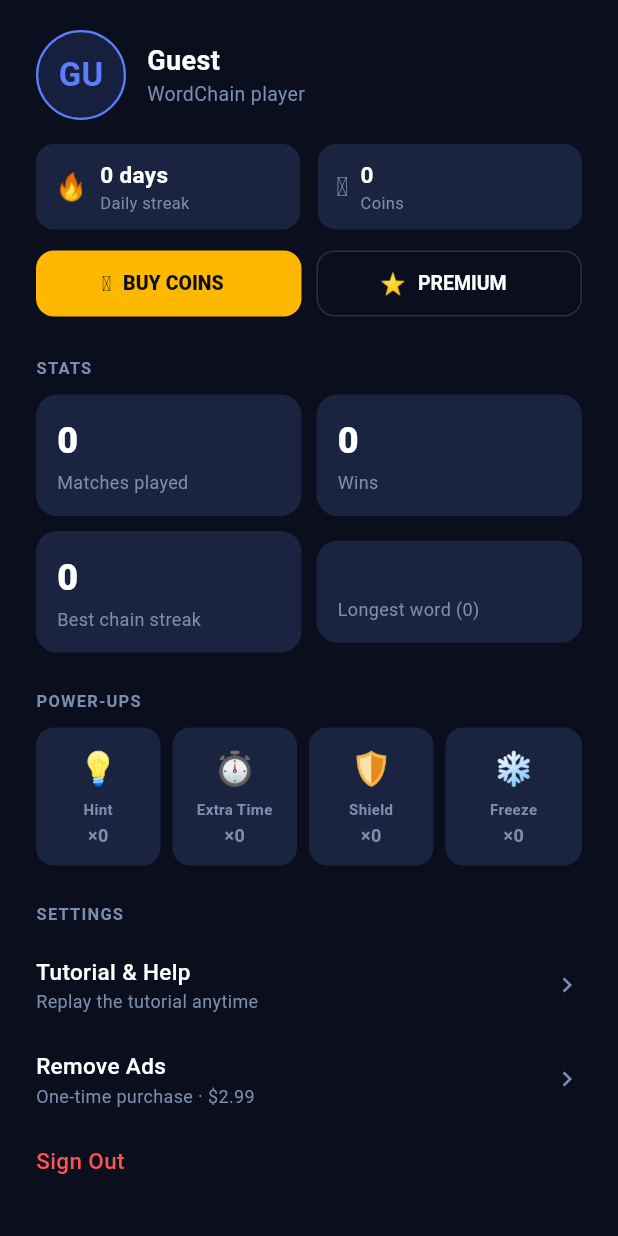
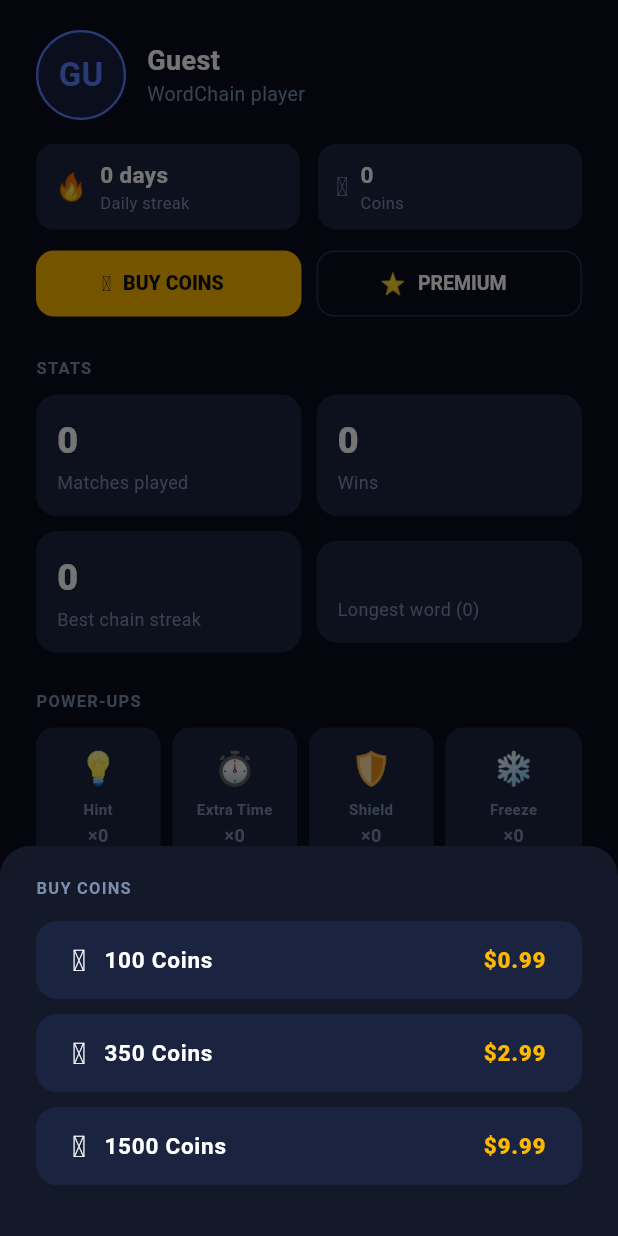
Before and after one commit to amirabbasataei/snap-word, a Flutter app: the _LoadedView widget shown alone on an empty page, opened directly with empty values, after a tap on "BUY COINS", on a phone screen of 412 x 824 dp. Run offline on Flutter 3.47's test engine with Material 3 defaults, Android fonts, the phone set to English and light mode, and no system bars; our stand-ins replace dio, drift, drift_flutter, equatable, firebase_core, firebase_messaging and 6 more; accounts and stored records are empty; generated files the repository leaves out were written again; statements that could not run were skipped; project files that could hold a hidden picture were left out.

Commit message:
phase 16: monetization hooks & final wiring
- Flutter MonetizationService abstract class + MockMonetizationService with
  showRewardedAd, showInterstitialAd, getProducts, purchase, spendCoins, awardCoins
- Register MockMonetizationService as lazy singleton in get_it DI
- Game-over screen: ad/coin continue validated through MonetizationService before
  dispatching ContinueRequested; insufficient-coins snackbar on spend failure
- Game-over "Back to Home" triggers showInterstitialAd (not on continue path)
- Profile screen: Buy Coins bottom sheet with $0.99/$2.99/$9.99 bundles;
  Premium and Remove Ads wired to purchase(); success/fail snackbar feedback
- Backend service/monetization.go: AwardCoins, SpendCoins, ValidateReceipt (stub)
- repository/user.go: SpendCoins atomic UPDATE WHERE coins >= amount

Co-Authored-By: Claude Sonnet 4.6 <noreply@anthropic.com>

```diff
--- a/client/lib/core/di/injection.dart
+++ b/client/lib/core/di/injection.dart
@@ -4,6 +4,7 @@ import 'package:wordchain/core/database/app_database.dart';
 import 'package:wordchain/core/network/dio_client.dart';
 import 'package:wordchain/core/services/dictionary_service.dart';
 import 'package:wordchain/core/services/notification_service.dart';
+import 'package:wordchain/core/services/monetization_service.dart';
 import 'package:wordchain/core/services/share_service.dart';
 import 'package:wordchain/core/services/sync_service.dart';
 import 'package:wordchain/core/services/websocket_service.dart';
@@ -49,6 +50,9 @@ Future<void> configureDependencies(DictionaryService dictionaryService) async {
     () => NotificationService(getIt<DioClient>().dio),
   );
   getIt.registerLazySingleton<ShareService>(() => ShareService());
+  getIt.registerLazySingleton<MonetizationService>(
+    () => MockMonetizationService(initialCoins: 100),
+  );
   getIt.registerLazySingleton<SyncService>(
     () => SyncService(
       prefs: getIt<SharedPreferences>(),
--- /dev/null
+++ b/client/lib/core/services/monetization_service.dart
@@ -0,0 +1,135 @@
+abstract class MonetizationService {
+  int get coinBalance;
+
+  /// Returns true if the user watched the full ad.
+  Future<bool> showRewardedAd();
+
+  /// Shows an interstitial ad between sessions (no-op in mock).
+  Future<void> showInterstitialAd();
+
+  Future<List<Product>> getProducts();
+  Future<PurchaseResult> purchase(String productId);
+
+  /// Deducts [amount] from the local coin balance. Returns false if insufficient.
+  bool spendCoins(int amount);
+
+  void awardCoins(int amount);
+}
+
+enum ProductType { coins, removeAds, premium }
+
+class Product {
+  final String id;
+  final String title;
+  final String price;
+  final ProductType type;
+  final int? coinsAwarded;
+
+  const Product({
+    required this.id,
+    required this.title,
+    required this.price,
+    required this.type,
+    this.coinsAwarded,
+  });
+}
+
+enum PurchaseStatus { success, failed, cancelled }
+
+class PurchaseResult {
+  final PurchaseStatus status;
+  final String? error;
+
+  const PurchaseResult({required this.status, this.error});
+}
+
+/// Mock implementation — swap for AdMob + RevenueCat in production.
+class MockMonetizationService implements MonetizationService {
+  int _coins;
+
+  MockMonetizationService({int initialCoins = 100}) : _coins = initialCoins;
+
+  @override
+  int get coinBalance => _coins;
+
+  @override
+  Future<bool> showRewardedAd() async {
+    // Always succeeds in mock; real implementation shows an AdMob rewarded ad.
+    await Future.delayed(const Duration(milliseconds: 500));
+    return true;
+  }
+
+  @override
+  Future<void> showInterstitialAd() async {
+    // No-op in mock; real implementation shows an AdMob interstitial.
+    await Future.delayed(const Duration(milliseconds: 200));
+  }
+
+  @override
+  Future<List<Product>> getProducts() async {
+    return const [
+      Product(
+        id: 'coins_099',
+        title: '100 Coins',
+        price: '\$0.99',
+        type: ProductType.coins,
+        coinsAwarded: 100,
+      ),
+      Product(
+        id: 'coins_299',
+        title: '350 Coins',
+        price: '\$2.99',
+        type: ProductType.coins,
+        coinsAwarded: 350,
+      ),
+      Product(
+        id: 'coins_999',
+        title: '1500 Coins',
+        price: '\$9.99',
+        type: ProductType.coins,
+        coinsAwarded: 1500,
+      ),
+      Product(
+        id: 'remove_ads',
+        title: 'Remove Ads',
+        price: '\$2.99',
+        type: ProductType.removeAds,
+      ),
+      Product(
+        id: 'premium_monthly',
+        title: 'Premium — no ads + 200 coins/week',
+        price: '\$3.99/mo',
+        type: ProductType.premium,
+      ),
+    ];
+  }
+
+  @override
+  Future<PurchaseResult> purchase(String productId) async {
+    await Future.delayed(const Duration(milliseconds: 300));
+    final products = await getProducts();
+    final product = products.where((p) => p.id == productId).firstOrNull;
+    if (product == null) {
+      return const PurchaseResult(
+        status: PurchaseStatus.failed,
+        error: 'Product not found',
+      );
+    }
+    if (product.type == ProductType.coins && product.coinsAwarded != null) {
+      awardCoins(product.coinsAwarded!);
+    }
+    return const PurchaseResult(status: PurchaseStatus.success);
+  }
+
+  @override
+  bool spendCoins(int amount) {
+    if (_coins < amount) return false;
+    _coins -= amount;
+    return true;
+  }
+
+  @override
+  void awardCoins(int amount) {
+    _coins += amount;
+  }
+}
--- a/client/lib/features/profile/view/profile_screen.dart
+++ b/client/lib/features/profile/view/profile_screen.dart
@@ -3,6 +3,7 @@ import 'package:flutter_bloc/flutter_bloc.dart';
 import 'package:go_router/go_router.dart';
 import 'package:shared_preferences/shared_preferences.dart';
 import 'package:wordchain/core/di/injection.dart';
+import 'package:wordchain/core/services/monetization_service.dart';
 import 'package:wordchain/core/theme/app_theme.dart';
 import 'package:wordchain/features/auth/cubit/auth_cubit.dart';
 import 'package:wordchain/features/profile/cubit/profile_cubit.dart';
@@ -67,6 +68,32 @@ class _LoadedView extends StatelessWidget {
 
   const _LoadedView({required this.state});
 
+  void _showBuyCoinsSheet(BuildContext context) {
+    showModalBottomSheet<void>(
+      context: context,
+      backgroundColor: AppColors.surface,
+      shape: const RoundedRectangleBorder(
+        borderRadius: BorderRadius.vertical(top: Radius.circular(20)),
+      ),
+      builder: (_) => _BuyCoinsSheet(
+        onPurchase: (productId) => _purchaseProduct(context, productId),
+      ),
+    );
+  }
+
+  void _purchaseProduct(BuildContext context, String productId) async {
+    final monetization = getIt<MonetizationService>();
+    final result = await monetization.purchase(productId);
+    if (!context.mounted) return;
+    final msg = switch (result.status) {
+      PurchaseStatus.success => 'Purchase successful!',
+      PurchaseStatus.cancelled => 'Purchase cancelled.',
+      PurchaseStatus.failed => result.error ?? 'Purchase failed.',
+    };
+    ScaffoldMessenger.of(context)
+        .showSnackBar(SnackBar(content: Text(msg)));
+  }
+
   String _username(BuildContext context) {
     final auth = getIt<AuthCubit>().state;
     if (auth is AuthAuthenticated) return auth.username;
@@ -118,7 +145,7 @@ class _LoadedView extends StatelessWidget {
                 child: ElevatedButton.icon(
                   icon: const Text('🪙', style: TextStyle(fontSize: 14)),
                   label: const Text('BUY COINS'),
-                  onPressed: () {},
+                  onPressed: () => _showBuyCoinsSheet(context),
                   style: ElevatedButton.styleFrom(
                     backgroundColor: AppColors.secondary,
                     foregroundColor: AppColors.background,
@@ -135,7 +162,7 @@ class _LoadedView extends StatelessWidget {
                 child: OutlinedButton.icon(
                   icon: const Text('⭐', style: TextStyle(fontSize: 14)),
                   label: const Text('PREMIUM'),
-                  onPressed: () {},
+                  onPressed: () => _purchaseProduct(context, 'premium_monthly'),
                   style: OutlinedButton.styleFrom(
                     minimumSize: const Size.fromHeight(44),
                     textStyle: const TextStyle(
@@ -216,7 +243,7 @@ class _LoadedView extends StatelessWidget {
           _SettingsRow(
             title: 'Remove Ads',
             subtitle: 'One-time purchase · \$2.99',
-            onTap: () {},
+            onTap: () => _purchaseProduct(context, 'remove_ads'),
           ),
         if (!state.isGuest)
           _SettingsRow(
@@ -595,6 +622,90 @@ class _SettingsRow extends StatelessWidget {
 }
 
 // ---------------------------------------------------------------------------
+// Buy coins bottom sheet
+// ---------------------------------------------------------------------------
+
+class _BuyCoinsSheet extends StatelessWidget {
+  final void Function(String productId) onPurchase;
+
+  const _BuyCoinsSheet({required this.onPurchase});
+
+  @override
+  Widget build(BuildContext context) {
+    const coinBundles = [
+      ('coins_099', '100 Coins', '\$0.99'),
+      ('coins_299', '350 Coins', '\$2.99'),
+      ('coins_999', '1500 Coins', '\$9.99'),
+    ];
+
+    return SafeArea(
+      child: Padding(
+        padding: const EdgeInsets.fromLTRB(24, 20, 24, 24),
+        child: Column(
+          mainAxisSize: MainAxisSize.min,
+          crossAxisAlignment: CrossAxisAlignment.start,
+          children: [
+            const Text(
+              'BUY COINS',
+              style: TextStyle(
+                color: AppColors.textSecondary,
+                fontSize: 11,
+                fontWeight: FontWeight.w600,
+                letterSpacing: 0.8,
+              ),
+            ),
+            const SizedBox(height: 14),
+            ...coinBundles.map((bundle) {
+              final (id, title, price) = bundle;
+              return Padding(
+                padding: const EdgeInsets.only(bottom: 10),
+                child: ElevatedButton(
+                  onPressed: () {
+                    Navigator.pop(context);
+                    onPurchase(id);
+                  },
+                  style: ElevatedButton.styleFrom(
+                    backgroundColor: AppColors.card,
+                    foregroundColor: AppColors.textPrimary,
+                    minimumSize: const Size.fromHeight(52),
+                    shape: RoundedRectangleBorder(
+                      borderRadius: BorderRadius.circular(14),
+                    ),
+                    elevation: 0,
+                  ),
+                  child: Row(
+                    children: [
+                      const Text('🪙', style: TextStyle(fontSize: 20)),
+                      const SizedBox(width: 12),
+                      Text(
+                        title,
+                        style: const TextStyle(
+                          fontSize: 15,
+                          fontWeight: FontWeight.w700,
+                        ),
+                      ),
+                      const Spacer(),
+                      Text(
+                        price,
+                        style: const TextStyle(
+                          color: AppColors.secondary,
+                          fontSize: 15,
+                          fontWeight: FontWeight.w800,
+                        ),
+                      ),
+                    ],
+                  ),
+                ),
+              );
+            }),
+          ],
+        ),
+      ),
+    );
+  }
+}
+
+// ---------------------------------------------------------------------------
 // Guest registration banner
 // ---------------------------------------------------------------------------
 
```
Also changed, not shown: client/lib/features/game/view/game_screen.dart (+29 -2 lines), 5 other files.
